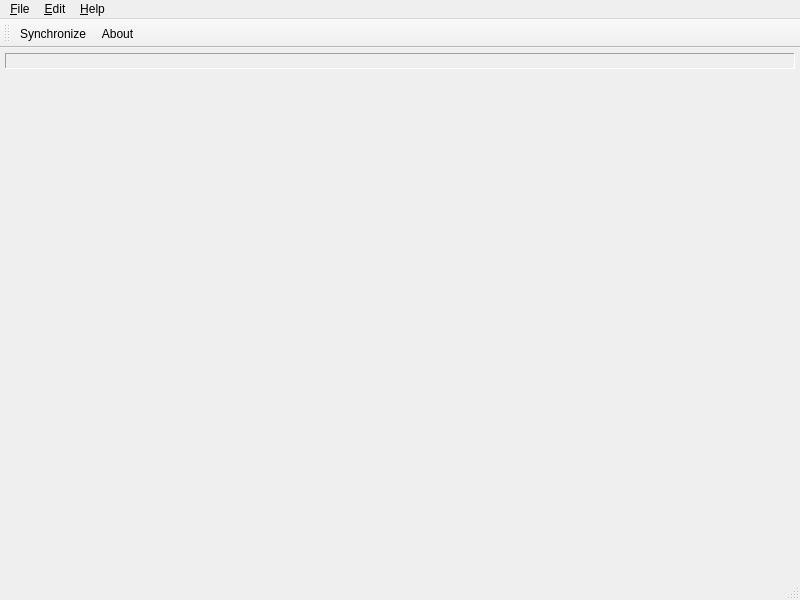
First picture: the form in src/AniChou/gui/Main.ui, repository GodOfConquest/anichou, before the edit.
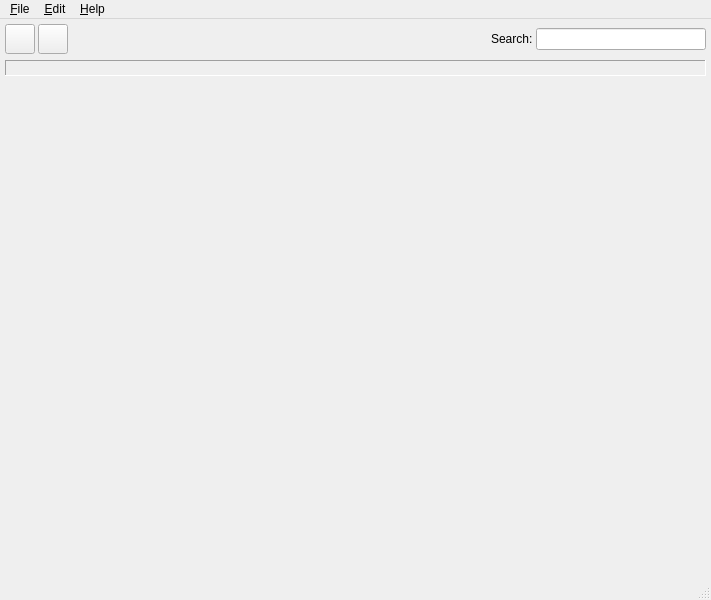
Second picture: the form after the edit. Icons and pictures are not drawn. Custom widgets are drawn as their Qt base class.

The edit to the form file:
```diff
--- a/src/AniChou/gui/Main.ui
+++ b/src/AniChou/gui/Main.ui
@@ -6,7 +6,7 @@
    <rect>
     <x>0</x>
     <y>0</y>
-    <width>800</width>
+    <width>711</width>
     <height>600</height>
    </rect>
   </property>
@@ -18,6 +18,130 @@
     <property name="margin">
      <number>5</number>
     </property>
+    <item>
+     <widget class="QFrame" name="frame">
+      <property name="frameShape">
+       <enum>QFrame::NoFrame</enum>
+      </property>
+      <property name="frameShadow">
+       <enum>QFrame::Plain</enum>
+      </property>
+      <layout class="QHBoxLayout" name="horizontalLayout">
+       <property name="spacing">
+        <number>3</number>
+       </property>
+       <property name="margin">
+        <number>0</number>
+       </property>
+       <item>
+        <widget class="QPushButton" name="buttonSync">
+         <property name="minimumSize">
+          <size>
+           <width>30</width>
+           <height>30</height>
+          </size>
+         </property>
+         <property name="maximumSize">
+          <size>
+           <width>30</width>
+           <height>30</height>
+          </size>
+         </property>
+         <property name="text">
+          <string/>
+         </property>
+         <property name="icon">
+          <iconset resource="../data/images.qrc">
+           <normaloff>:/data/sync.ico</normaloff>:/data/sync.ico</iconset>
+         </property>
+         <property name="flat">
+          <bool>false</bool>
+         </property>
+        </widget>
+       </item>
+       <item>
+        <widget class="QPushButton" name="buttonAbout">
+         <property name="sizePolicy">
+          <sizepolicy hsizetype="Fixed" vsizetype="Fixed">
+           <horstretch>0</horstretch>
+           <verstretch>0</verstretch>
+          </sizepolicy>
+         </property>
+         <property name="minimumSize">
+          <size>
+           <width>30</width>
+           <height>30</height>
+          </size>
+         </property>
+         <property name="maximumSize">
+          <size>
+           <width>30</width>
+           <height>30</height>
+          </size>
+         </property>
+         <property name="text">
+          <string/>
+         </property>
+         <property name="icon">
+          <iconset resource="../data/images.qrc">
+           <normaloff>:/data/anichou16.png</normaloff>:/data/anichou16.png</iconset>
+         </property>
+         <property name="flat">
+          <bool>false</bool>
+         </property>
+        </widget>
+       </item>
+       <item>
+        <spacer name="horizontalSpacer">
+         <property name="orientation">
+          <enum>Qt::Horizontal</enum>
+         </property>
+         <property name="sizeHint" stdset="0">
+          <size>
+           <width>40</width>
+           <height>20</height>
+          </size>
+         </property>
+        </spacer>
+       </item>
+       <item>
+        <widget class="QLabel" name="labelSearch">
+         <property name="text">
+          <string>Search:</string>
+         </property>
+         <property name="wordWrap">
+          <bool>false</bool>
+         </property>
+         <property name="margin">
+          <number>0</number>
+         </property>
+        </widget>
+       </item>
+       <item>
+        <widget class="QLineEdit" name="searchBox">
+         <property name="sizePolicy">
+          <sizepolicy hsizetype="Minimum" vsizetype="Fixed">
+           <horstretch>0</horstretch>
+           <verstretch>0</verstretch>
+          </sizepolicy>
+         </property>
+         <property name="minimumSize">
+          <size>
+           <width>170</width>
+           <height>0</height>
+          </size>
+         </property>
+         <property name="maximumSize">
+          <size>
+           <width>170</width>
+           <height>16777215</height>
+          </size>
+         </property>
+        </widget>
+       </item>
+      </layout>
+     </widget>
+    </item>
     <item>
      <widget class="QLabel" name="tracker">
       <property name="enabled">
@@ -54,7 +178,7 @@
     <rect>
      <x>0</x>
      <y>0</y>
-     <width>800</width>
+     <width>711</width>
      <height>19</height>
     </rect>
    </property>
@@ -83,19 +207,6 @@
    <addaction name="menuHelp"/>
   </widget>
   <widget class="QStatusBar" name="statusbar"/>
-  <widget class="QToolBar" name="toolBar">
-   <property name="windowTitle">
-    <string>toolBar</string>
-   </property>
-   <attribute name="toolBarArea">
-    <enum>TopToolBarArea</enum>
-   </attribute>
-   <attribute name="toolBarBreak">
-    <bool>false</bool>
-   </attribute>
-   <addaction name="actionSync"/>
-   <addaction name="actionAbout"/>
-  </widget>
   <action name="actionQuit">
    <property name="text">
     <string>Quit</string>
```
Left out of the diff: 49 changed lines with no effect on the pictures.
